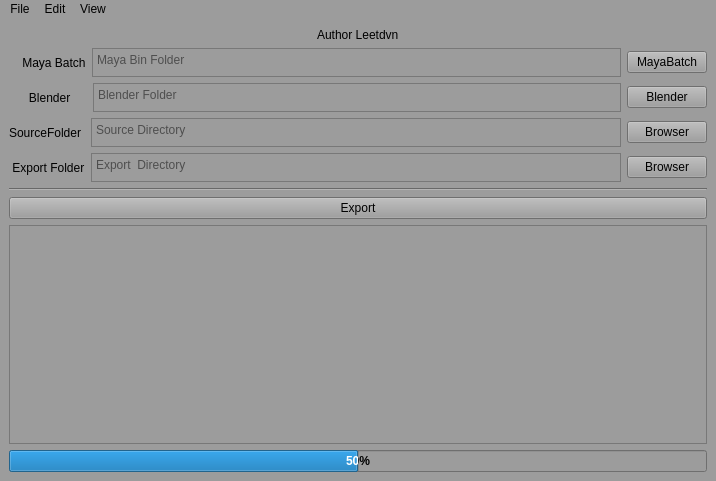
leetdvn/LeeAutoExportFBX, file src/mainwindow.ui: the form before one commit.
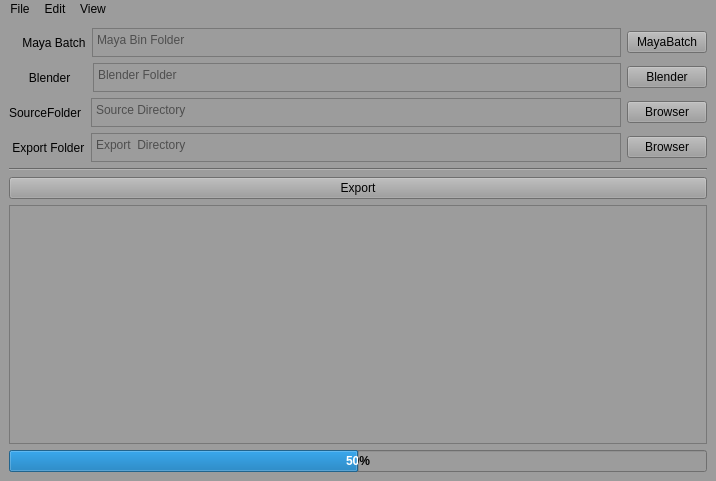
The form after the commit.

What changed in the file:
```diff
--- a/src/mainwindow.ui
+++ b/src/mainwindow.ui
@@ -36,26 +36,6 @@
     </sizepolicy>
    </property>
    <layout class="QVBoxLayout" name="verticalLayout_5">
-    <item>
-     <layout class="QVBoxLayout" name="verticalLayout">
-      <item alignment="Qt::AlignmentFlag::AlignHCenter">
-       <widget class="QLabel" name="AuthorLabel">
-        <property name="maximumSize">
-         <size>
-          <width>142</width>
-          <height>24</height>
-         </size>
-        </property>
-        <property name="styleSheet">
-         <string notr="true">font: 700 16pt &quot;Times New Roman&quot;;</string>
-        </property>
-        <property name="text">
-         <string>Author Leetdvn</string>
-        </property>
-       </widget>
-      </item>
-     </layout>
-    </item>
     <item>
      <layout class="QVBoxLayout" name="LinkPaths">
       <item>
```
